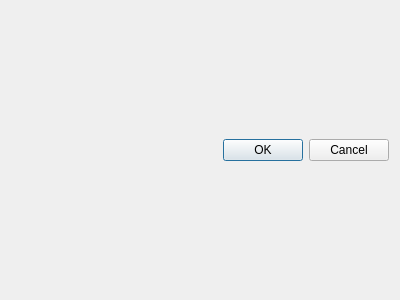
Qt form windowaddcal.ui (lattice0/Tikz-Tak) before a commit.
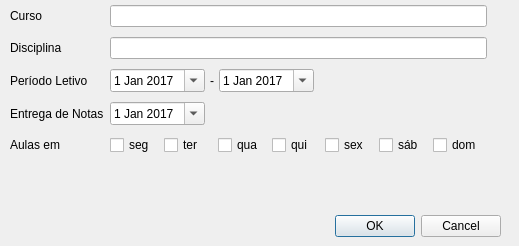
The same form after that commit.

The edit to the form file:
```diff
--- a/windowaddcal.ui
+++ b/windowaddcal.ui
@@ -6,25 +6,250 @@
    <rect>
     <x>0</x>
     <y>0</y>
-    <width>400</width>
-    <height>300</height>
+    <width>519</width>
+    <height>246</height>
    </rect>
   </property>
   <property name="windowTitle">
    <string>Dialog</string>
   </property>
-  <layout class="QVBoxLayout" name="verticalLayout">
-   <item>
-    <widget class="QDialogButtonBox" name="buttonBox">
-     <property name="orientation">
-      <enum>Qt::Horizontal</enum>
-     </property>
-     <property name="standardButtons">
-      <set>QDialogButtonBox::Cancel|QDialogButtonBox::Ok</set>
-     </property>
-    </widget>
-   </item>
-  </layout>
+  <widget class="QWidget" name="layoutWidget">
+   <property name="geometry">
+    <rect>
+     <x>10</x>
+     <y>5</y>
+     <width>477</width>
+     <height>186</height>
+    </rect>
+   </property>
+   <layout class="QFormLayout" name="formLayout">
+    <property name="verticalSpacing">
+     <number>10</number>
+    </property>
+    <item row="0" column="0">
+     <widget class="QLabel" name="cursoLabel">
+      <property name="text">
+       <string>Curso</string>
+      </property>
+      <property name="buddy">
+       <cstring>form_curso</cstring>
+      </property>
+     </widget>
+    </item>
+    <item row="0" column="1">
+     <widget class="QLineEdit" name="form_curso"/>
+    </item>
+    <item row="1" column="0">
+     <widget class="QLabel" name="disciplinaLabel">
+      <property name="text">
+       <string>Disciplina</string>
+      </property>
+      <property name="buddy">
+       <cstring>form_disciplina</cstring>
+      </property>
+     </widget>
+    </item>
+    <item row="1" column="1">
+     <widget class="QLineEdit" name="form_disciplina"/>
+    </item>
+    <item row="2" column="0">
+     <widget class="QLabel" name="periodoLabel">
+      <property name="text">
+       <string>Período Letivo</string>
+      </property>
+     </widget>
+    </item>
+    <item row="2" column="1">
+     <layout class="QHBoxLayout" name="periodo">
+      <property name="spacing">
+       <number>5</number>
+      </property>
+      <property name="sizeConstraint">
+       <enum>QLayout::SetNoConstraint</enum>
+      </property>
+      <property name="leftMargin">
+       <number>0</number>
+      </property>
+      <item>
+       <widget class="QDateEdit" name="form_periodoInicio">
+        <property name="sizePolicy">
+         <sizepolicy hsizetype="Fixed" vsizetype="Fixed">
+          <horstretch>0</horstretch>
+          <verstretch>0</verstretch>
+         </sizepolicy>
+        </property>
+        <property name="calendarPopup">
+         <bool>true</bool>
+        </property>
+        <property name="date">
+         <date>
+          <year>2017</year>
+          <month>1</month>
+          <day>1</day>
+         </date>
+        </property>
+       </widget>
+      </item>
+      <item>
+       <widget class="QLabel" name="dash">
+        <property name="sizePolicy">
+         <sizepolicy hsizetype="Fixed" vsizetype="Preferred">
+          <horstretch>0</horstretch>
+          <verstretch>0</verstretch>
+         </sizepolicy>
+        </property>
+        <property name="text">
+         <string>-</string>
+        </property>
+        <property name="buddy">
+         <cstring>form_periodoFim</cstring>
+        </property>
+       </widget>
+      </item>
+      <item>
+       <widget class="QDateEdit" name="form_periodoFim">
+        <property name="sizePolicy">
+         <sizepolicy hsizetype="Fixed" vsizetype="Fixed">
+          <horstretch>0</horstretch>
+          <verstretch>0</verstretch>
+         </sizepolicy>
+        </property>
+        <property name="calendarPopup">
+         <bool>true</bool>
+        </property>
+        <property name="date">
+         <date>
+          <year>2017</year>
+          <month>1</month>
+          <day>1</day>
+         </date>
+        </property>
+       </widget>
+      </item>
+     </layout>
+    </item>
+    <item row="3" column="0">
+     <widget class="QLabel" name="notasLabel">
+      <property name="text">
+       <string>Entrega de Notas</string>
+      </property>
+      <property name="buddy">
+       <cstring>form_notas</cstring>
+      </property>
+     </widget>
+    </item>
+    <item row="3" column="1">
+     <widget class="QDateEdit" name="form_notas">
+      <property name="sizePolicy">
+       <sizepolicy hsizetype="Fixed" vsizetype="Fixed">
+        <horstretch>0</horstretch>
+        <verstretch>0</verstretch>
+       </sizepolicy>
+      </property>
+      <property name="autoFillBackground">
+       <bool>false</bool>
+      </property>
+      <property name="buttonSymbols">
+       <enum>QAbstractSpinBox::UpDownArrows</enum>
+      </property>
+      <property name="calendarPopup">
+       <bool>true</bool>
+      </property>
+      <property name="date">
+       <date>
+        <year>2017</year>
+        <month>1</month>
+        <day>1</day>
+       </date>
+      </property>
+     </widget>
+    </item>
+    <item row="4" column="0">
+     <widget class="QLabel" name="aulasLabel">
+      <property name="text">
+       <string>Aulas em</string>
+      </property>
+     </widget>
+    </item>
+    <item row="4" column="1">
+     <layout class="QHBoxLayout" name="diasAula">
+      <item>
+       <widget class="QCheckBox" name="seg">
+        <property name="text">
+         <string>seg</string>
+        </property>
+       </widget>
+      </item>
+      <item>
+       <widget class="QCheckBox" name="ter">
+        <property name="text">
+         <string>ter</string>
+        </property>
+       </widget>
+      </item>
+      <item>
+       <widget class="QCheckBox" name="qua">
+        <property name="text">
+         <string>qua</string>
+        </property>
+       </widget>
+      </item>
+      <item>
+       <widget class="QCheckBox" name="qui">
+        <property name="text">
+         <string>qui</string>
+        </property>
+       </widget>
+      </item>
+      <item>
+       <widget class="QCheckBox" name="sex">
+        <property name="text">
+         <string>sex</string>
+        </property>
+       </widget>
+      </item>
+      <item>
+       <widget class="QCheckBox" name="sab">
+        <property name="text">
+         <string>sáb</string>
+        </property>
+       </widget>
+      </item>
+      <item>
+       <widget class="QCheckBox" name="dom">
+        <property name="text">
+         <string>dom</string>
+        </property>
+       </widget>
+      </item>
+     </layout>
+    </item>
+   </layout>
+   <zorder>cursoLabel</zorder>
+   <zorder>form_curso</zorder>
+   <zorder>disciplinaLabel</zorder>
+   <zorder>form_disciplina</zorder>
+   <zorder>periodoLabel</zorder>
+   <zorder>notasLabel</zorder>
+   <zorder>aulasLabel</zorder>
+   <zorder>form_notas</zorder>
+  </widget>
+  <widget class="QDialogButtonBox" name="buttonBoxOK">
+   <property name="geometry">
+    <rect>
+     <x>335</x>
+     <y>215</y>
+     <width>166</width>
+     <height>22</height>
+    </rect>
+   </property>
+   <property name="orientation">
+    <enum>Qt::Horizontal</enum>
+   </property>
+   <property name="standardButtons">
+    <set>QDialogButtonBox::Cancel|QDialogButtonBox::Ok</set>
+   </property>
+  </widget>
  </widget>
  <resources/>
  <connections>
```
Left out of the diff: 35 changed lines with no effect on the pictures.
